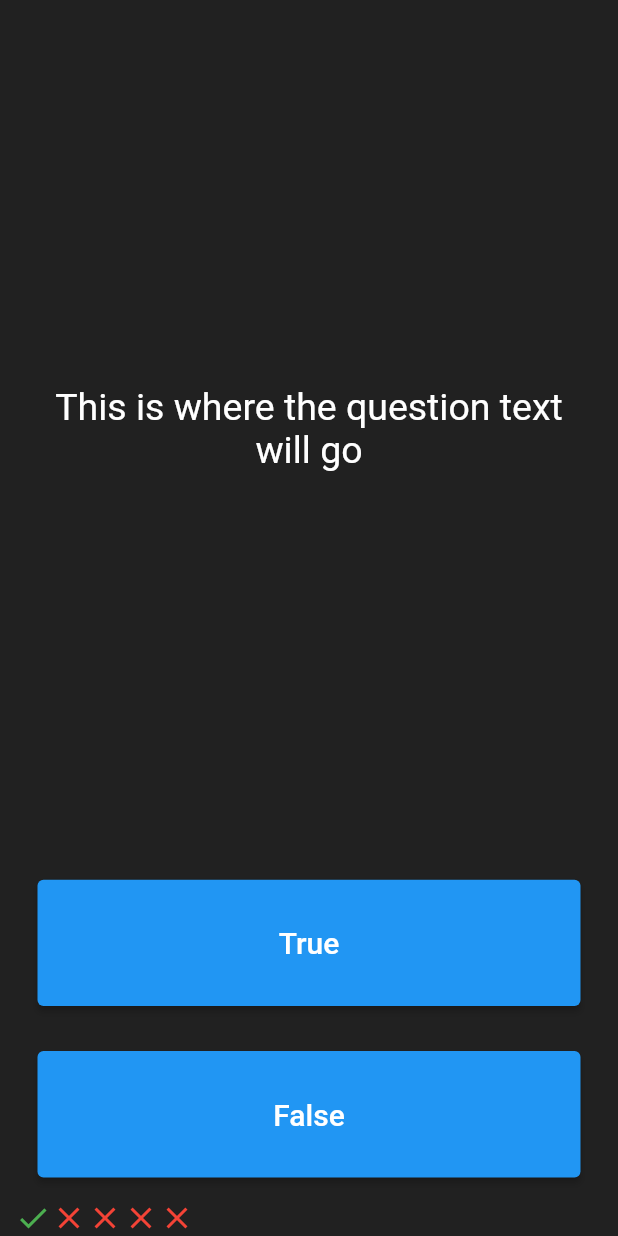
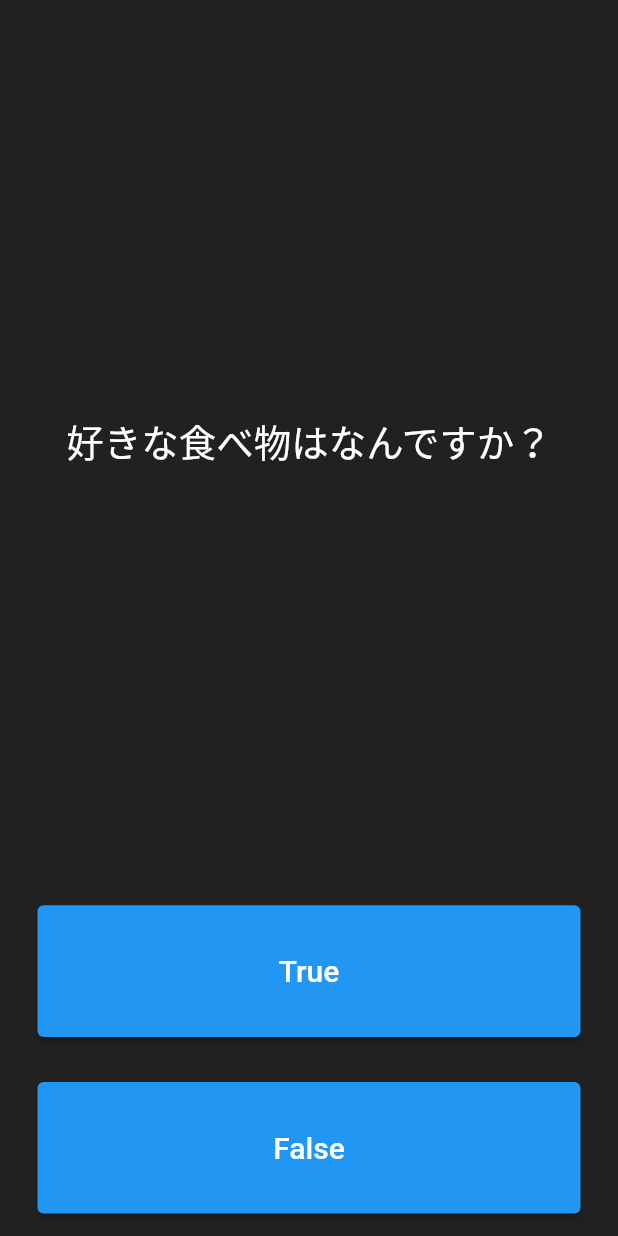
Before and after one commit to mimimimaimai55/quizzler, a Flutter app: the screen it shows after launch, on a phone screen of 412 x 824 dp. Run offline on Flutter 3.47's test engine with Material 2 defaults, Android fonts, the phone set to English and light mode, and no system bars.

Commit message:
質問を表示させる(ランダム前)　セクション10-90

```diff
--- a/lib/main.dart
+++ b/lib/main.dart
@@ -26,29 +26,14 @@ class QuizPage extends StatefulWidget {
 
   class _QuizPageState extends State<QuizPage> {
 
-  List<Icon> scoreKeeper = [
-    Icon(
-      Icons.check,
-      color: Colors.green,
-    ),
-    Icon(
-      Icons.close,
-      color: Colors.red,
-    ),
-    Icon(
-      Icons.close,
-      color: Colors.red,
-    ),
-    Icon(
-      Icons.close,
-      color: Colors.red,
-    ),
-    Icon(
-      Icons.close,
-      color: Colors.red,
-    ),
+  List<Icon> scoreKeeper = [];
+  List<String> questions = [
+    '好きな食べ物はなんですか？',
+    '出身地はどこですか？',
+    '年齢はおいくつですか？',
   ];
 
+  int questionNumber = 0;
 
     @override
   Widget build(BuildContext context){
@@ -62,7 +47,7 @@ class QuizPage extends StatefulWidget {
             padding:EdgeInsets.all(10.0),
             child: Center(
               child: Text(
-                  'This is where the question text will go',
+                  questions[questionNumber],
                      textAlign: TextAlign.center,
                 style:TextStyle(
                   fontSize: 25.0,
```
